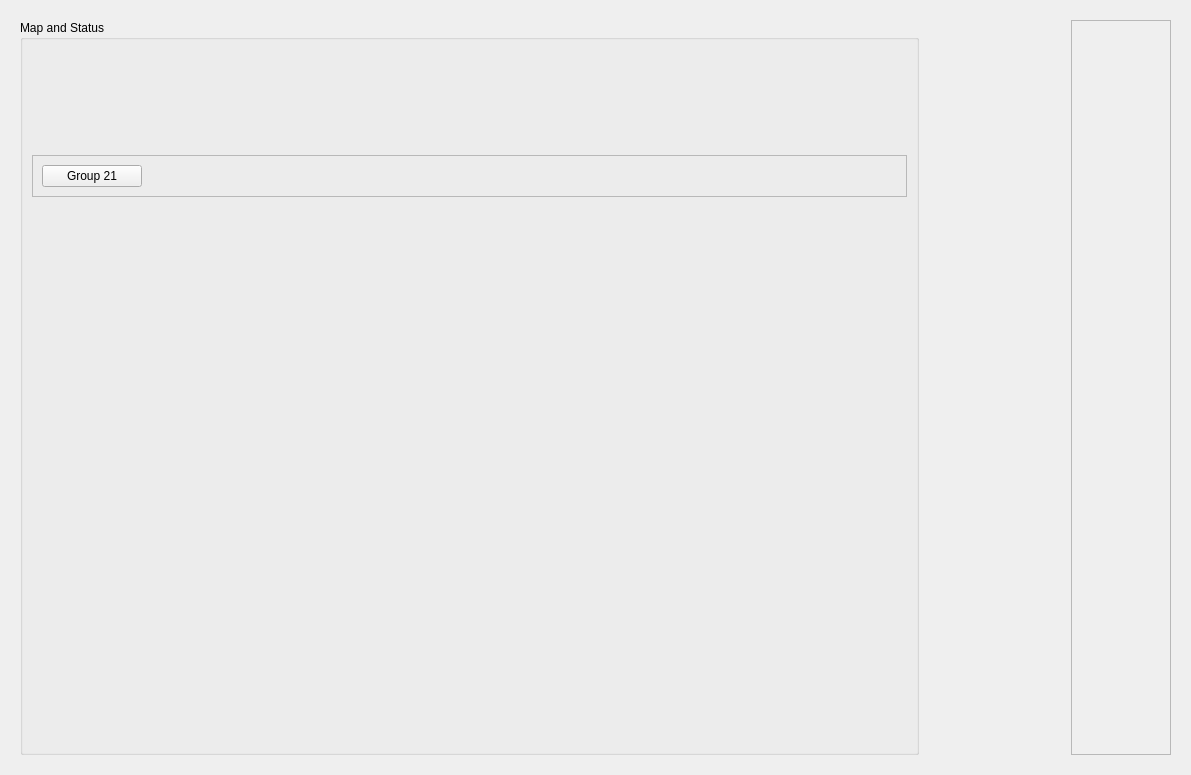
Old version of the form fees_main.ui in the repository ad-build-test/pydm-mps.
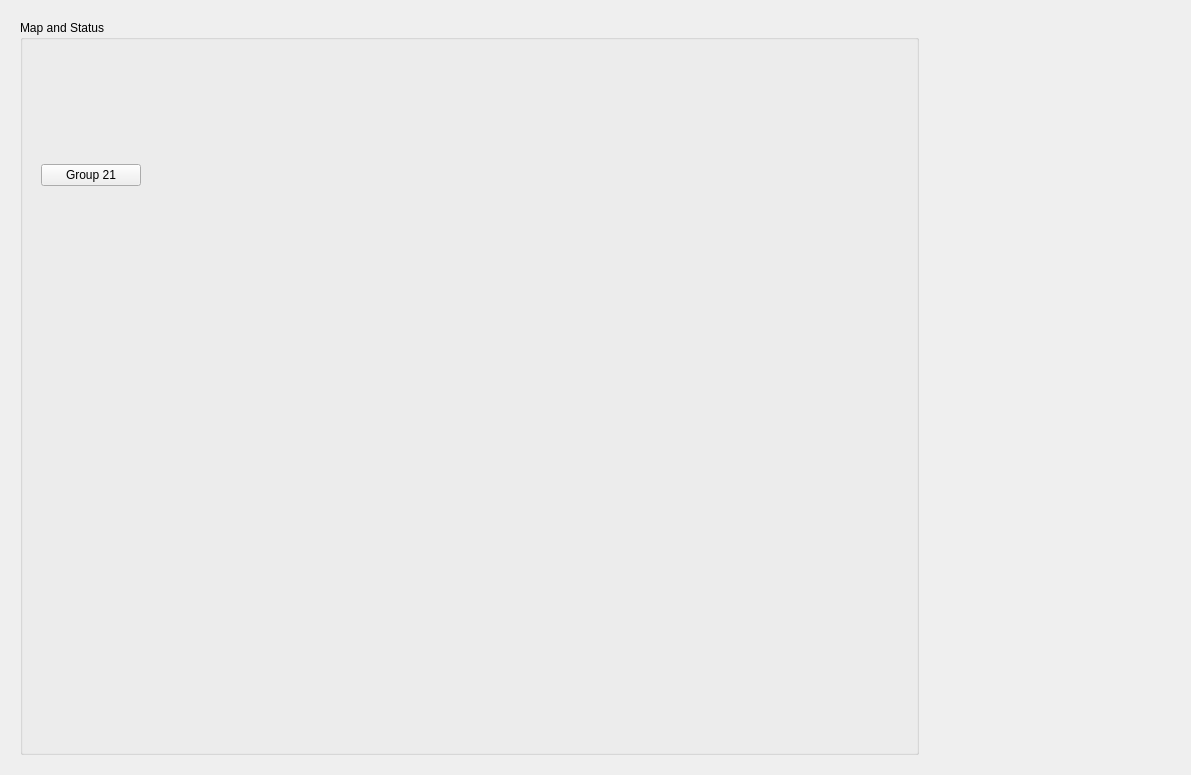
New version of the form. Custom widgets are drawn as their Qt base class.

Patch:
```diff
--- a/fees_main.ui
+++ b/fees_main.ui
@@ -26,7 +26,7 @@
       <item row="0" column="2">
        <widget class="QFrame" name="frame">
         <property name="frameShape">
-         <enum>QFrame::StyledPanel</enum>
+         <enum>QFrame::NoFrame</enum>
         </property>
         <property name="frameShadow">
          <enum>QFrame::Raised</enum>
@@ -91,7 +91,7 @@
          <item row="1" column="0">
           <widget class="QFrame" name="frame_2">
            <property name="frameShape">
-            <enum>QFrame::StyledPanel</enum>
+            <enum>QFrame::NoFrame</enum>
            </property>
            <property name="frameShadow">
             <enum>QFrame::Raised</enum>
```
